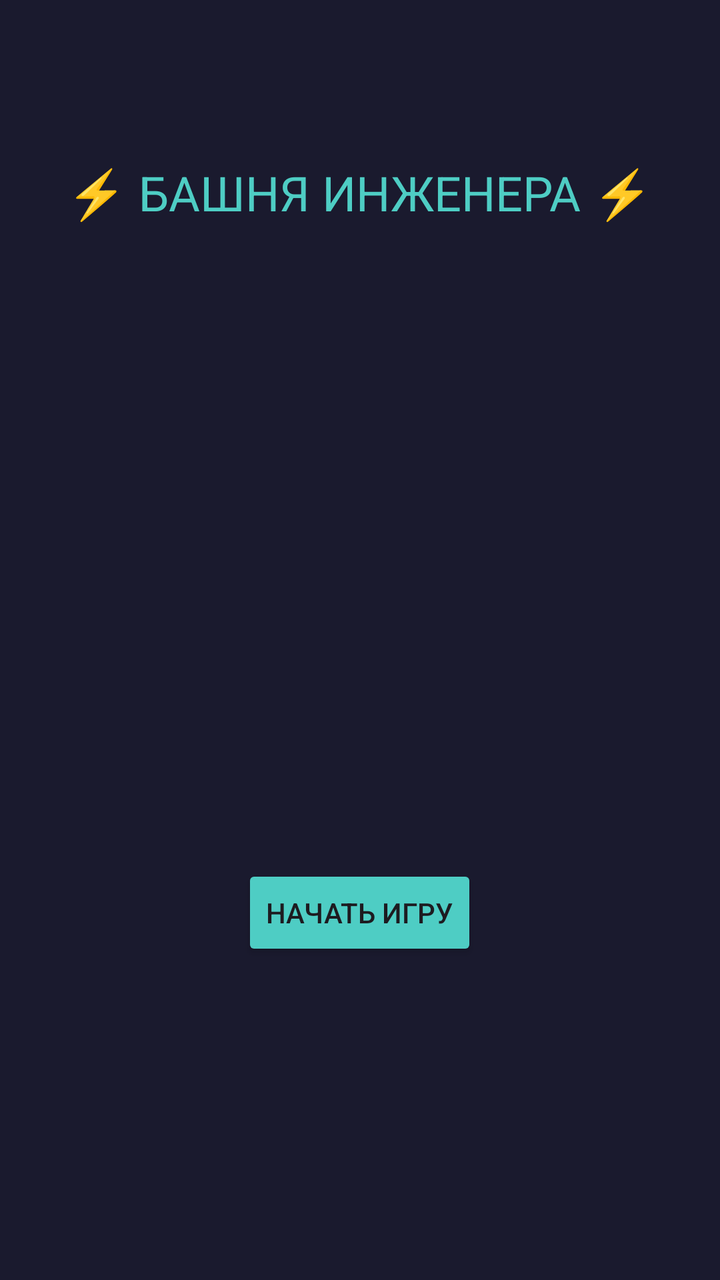
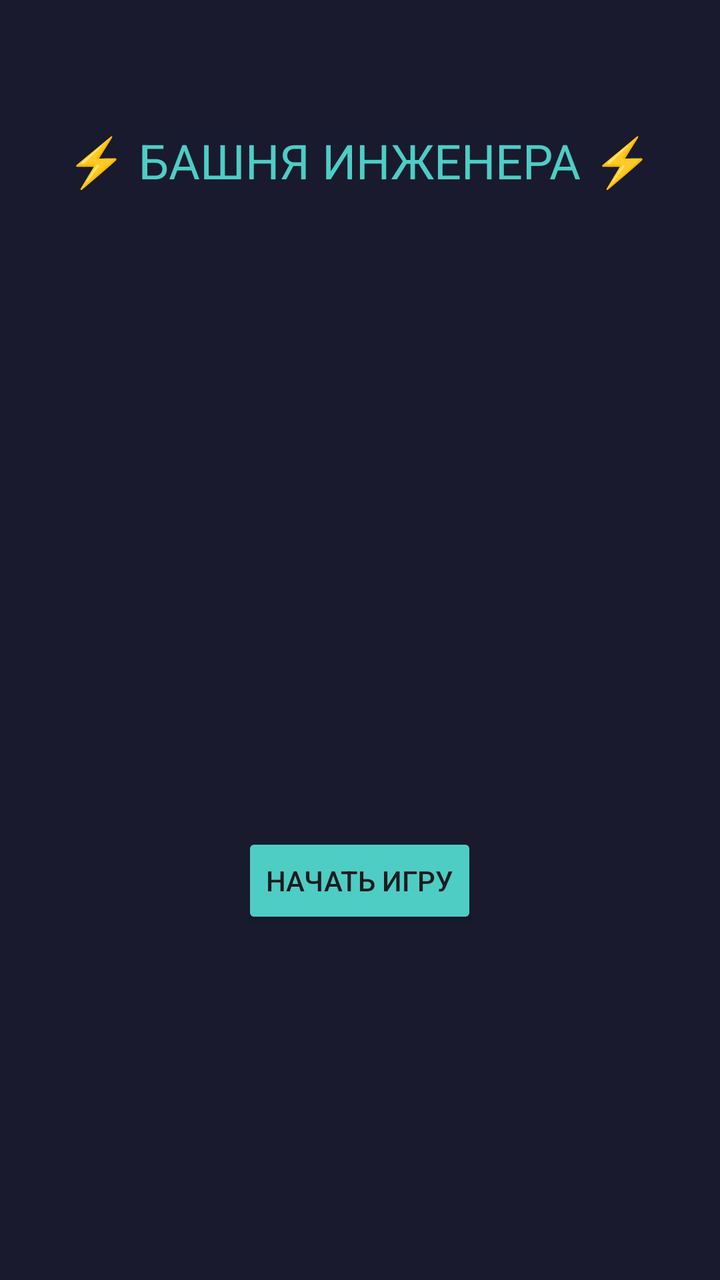

Two renders of the same Android screen: before a commit and after it. Below are the layout's source before the change and the commit's diff.
<!-- AndroidManifest.xml: application theme Theme.TextQuestGame -->
<!-- res/layout/activity_main.xml -->
<?xml version="1.0" encoding="utf-8"?>
<LinearLayout xmlns:android="http://schemas.android.com/apk/res/android"
    android:layout_width="match_parent"
    android:layout_height="match_parent"
    android:orientation="vertical"
    android:padding="16dp"
    android:background="#1a1a2e">

    
    <LinearLayout
        android:id="@+id/menuContainer"
        android:layout_width="match_parent"
        android:layout_height="match_parent"
        android:orientation="vertical"
        android:gravity="center_horizontal"
        android:visibility="visible">

        <TextView
            android:layout_width="wrap_content"
            android:layout_height="wrap_content"
            android:layout_marginTop="64dp"
            android:layout_marginBottom="320dp"
            android:text="⚡ БАШНЯ ИНЖЕНЕРА ⚡"
            android:textColor="#4ecdc4"
            android:textSize="24sp" />

        <Button
            android:id="@+id/startButton"
            android:layout_width="wrap_content"
            android:layout_height="wrap_content"
            android:backgroundTint="#4ecdc4"
            android:text="Начать игру" />
    </LinearLayout>

    
    <LinearLayout
        android:id="@+id/gameContainer"
        android:layout_width="match_parent"
        android:layout_height="match_parent"
        android:orientation="vertical"
        android:visibility="gone">

        <TextView
            android:id="@+id/storyText"
            android:layout_width="match_parent"
            android:layout_height="0dp"
            android:layout_weight="1"
            android:textSize="18sp"
            android:textColor="#ffffff"
            android:padding="16dp"
            android:background="#16213e"
            android:layout_marginBottom="12dp"/>

        <LinearLayout
            android:id="@+id/statusLayout"
            android:layout_width="match_parent"
            android:layout_height="wrap_content"
            android:orientation="horizontal"
            android:padding="12dp"
            android:background="#0f3460"
            android:layout_marginBottom="8dp">

            <TextView
                android:id="@+id/towerStatus"
                android:layout_width="0dp"
                android:layout_height="wrap_content"
                android:layout_weight="1"
                android:text="🏰: 60"
                android:textColor="#4ecdc4"
                android:textSize="16sp"
                android:gravity="center"/>

            <TextView
                android:id="@+id/playerHpStatus"
                android:layout_width="0dp"
                android:layout_height="wrap_content"
                android:layout_weight="1"
                android:text="❤: 100"
                android:textColor="#4ecdc4"
                android:textSize="16sp"
                android:gravity="center"/>

            <TextView
                android:id="@+id/energyStatus"
                android:layout_width="0dp"
                android:layout_height="wrap_content"
                android:layout_weight="1"
                android:text="⚡: 100"
                android:textColor="#4ecdc4"
                android:textSize="16sp"
                android:gravity="center"/>

            <TextView
                android:id="@+id/stageStatus"
                android:layout_width="0dp"
                android:layout_height="wrap_content"
                android:layout_weight="1"
                android:text="Этап: 0"
                android:textColor="#4ecdc4"
                android:textSize="16sp"
                android:gravity="center"/>
        </LinearLayout>

        <LinearLayout
            android:id="@+id/choicesContainer"
            android:layout_width="match_parent"
            android:layout_height="wrap_content"
            android:orientation="vertical"/>
    </LinearLayout>
</LinearLayout>
<!-- resources referenced by this layout -->
<resources>
  <style name="Theme.TextQuestGame" parent="Base.Theme.TextQuestGame" />
  <style name="Base.Theme.TextQuestGame" parent="Theme.Material3.DayNight.NoActionBar">
          
          
          <item name="android:windowFullscreen">true</item>
          <item name="android:windowContentOverlay">@null</item>
  
          
          <item name="android:windowTranslucentStatus">true</item>
          <item name="android:statusBarColor">@android:color/transparent</item>
  
          <item name="android:windowTranslucentNavigation">true</item>
          <item name="android:navigationBarColor">@android:color/transparent</item>
      </style>
</resources>

<!-- the commit's change to res/layout/activity_main.xml (unified diff, before → after) -->
@@ -3,7 +3,6 @@
     android:layout_width="match_parent"
     android:layout_height="match_parent"
     android:orientation="vertical"
-    android:padding="16dp"
     android:background="#1a1a2e">
 
     
@@ -12,24 +11,44 @@
         android:layout_width="match_parent"
         android:layout_height="match_parent"
         android:orientation="vertical"
-        android:gravity="center_horizontal"
         android:visibility="visible">
 
-        <TextView
-            android:layout_width="wrap_content"
-            android:layout_height="wrap_content"
-            android:layout_marginTop="64dp"
-            android:layout_marginBottom="320dp"
-            android:text="⚡ БАШНЯ ИНЖЕНЕРА ⚡"
-            android:textColor="#4ecdc4"
-            android:textSize="24sp" />
+        <FrameLayout
+            android:layout_width="match_parent"
+            android:layout_height="0dp"
+            android:layout_weight="1">
 
-        <Button
-            android:id="@+id/startButton"
-            android:layout_width="wrap_content"
-            android:layout_height="wrap_content"
-            android:backgroundTint="#4ecdc4"
-            android:text="Начать игру" />
+            <ImageView
+                android:id="@+id/menuBackground"
+                android:layout_width="wrap_content"
+                android:layout_height="16dp"
+                android:adjustViewBounds="true"
+                android:scaleType="centerCrop"
+                android:visibility="gone" />
+
+            <LinearLayout
+                android:layout_width="match_parent"
+                android:layout_height="match_parent"
+                android:orientation="vertical"
+                android:gravity="center_horizontal">
+
+                <TextView
+                    android:layout_width="wrap_content"
+                    android:layout_height="wrap_content"
+                    android:layout_marginTop="64dp"
+                    android:layout_marginBottom="320dp"
+                    android:text="⚡ БАШНЯ ИНЖЕНЕРА ⚡"
+                    android:textColor="#4ecdc4"
+                    android:textSize="24sp" />
+
+                <Button
+                    android:id="@+id/startButton"
+                    android:layout_width="wrap_content"
+                    android:layout_height="wrap_content"
+                    android:backgroundTint="#4ecdc4"
+                    android:text="Начать игру" />
+            </LinearLayout>
+        </FrameLayout>
     </LinearLayout>
 
     
@@ -38,18 +57,37 @@
         android:layout_width="match_parent"
         android:layout_height="match_parent"
         android:orientation="vertical"
-        android:visibility="gone">
+        android:visibility="gone"
+        android:padding="16dp">
 
-        <TextView
-            android:id="@+id/storyText"
+        <FrameLayout
             android:layout_width="match_parent"
             android:layout_height="0dp"
             android:layout_weight="1"
-            android:textSize="18sp"
-            android:textColor="#ffffff"
-            android:padding="16dp"
-            android:background="#16213e"
-            android:layout_marginBottom="12dp"/>
+            android:layout_marginBottom="12dp">
+
+            <ImageView
+                android:id="@+id/storyBackground"
+                android:layout_width="match_parent"
+                android:layout_height="match_parent"
+                android:scaleType="centerCrop"
+                android:adjustViewBounds="true"
+                android:visibility="gone"/>
+
+            <ScrollView
+                android:layout_width="match_parent"
+                android:layout_height="match_parent">
+
+                <TextView
+                    android:id="@+id/storyText"
+                    android:layout_width="match_parent"
+                    android:layout_height="wrap_content"
+                    android:textSize="18sp"
+                    android:textColor="#ffffff"
+                    android:padding="16dp"
+                    android:background="#00000000"/>
+            </ScrollView>
+        </FrameLayout>
 
         <LinearLayout
             android:id="@+id/statusLayout"
@@ -101,6 +139,17 @@
                 android:gravity="center"/>
         </LinearLayout>
 
+        <Button
+            android:id="@+id/inventoryButton"
+            android:layout_width="match_parent"
+            android:layout_height="wrap_content"
+            android:text="📦 ИНВЕНТАРЬ"
+            android:textColor="#4ecdc4"
+            android:textSize="16sp"
+            android:backgroundTint="#0f3460"
+            android:layout_marginBottom="8dp"
+            android:padding="8dp"/>
+
         <LinearLayout
             android:id="@+id/choicesContainer"
             android:layout_width="match_parent"
